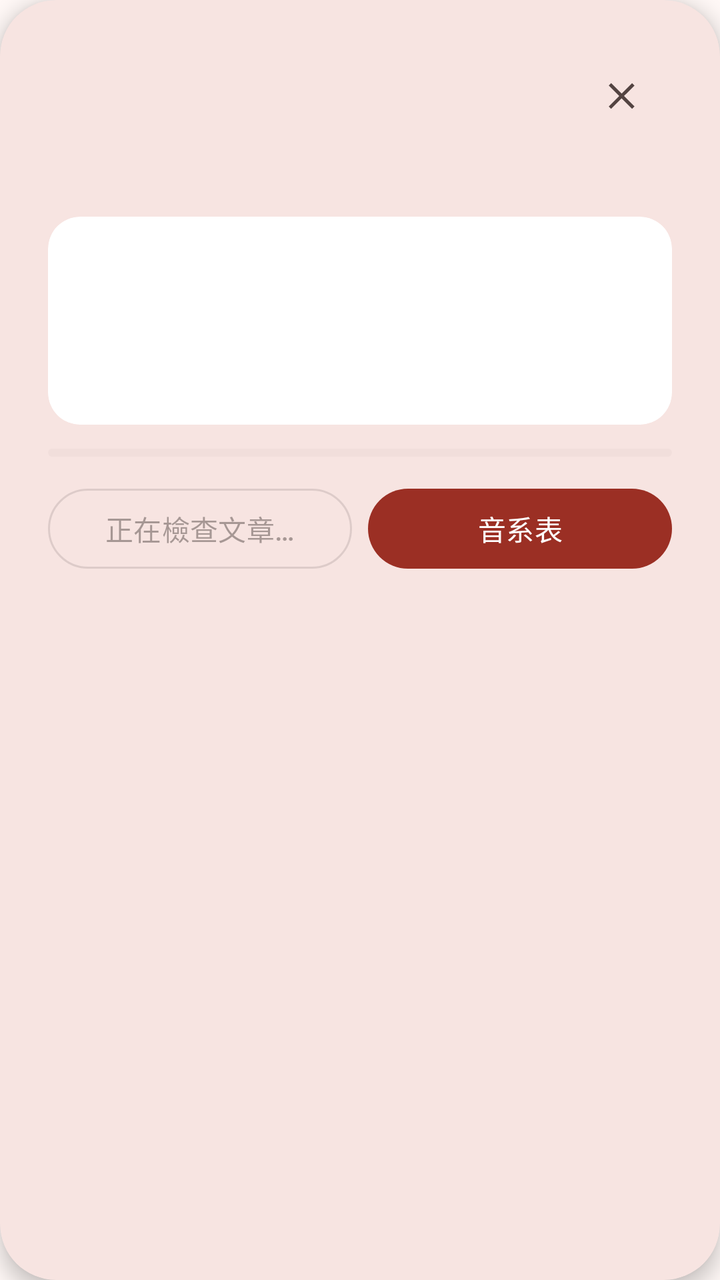
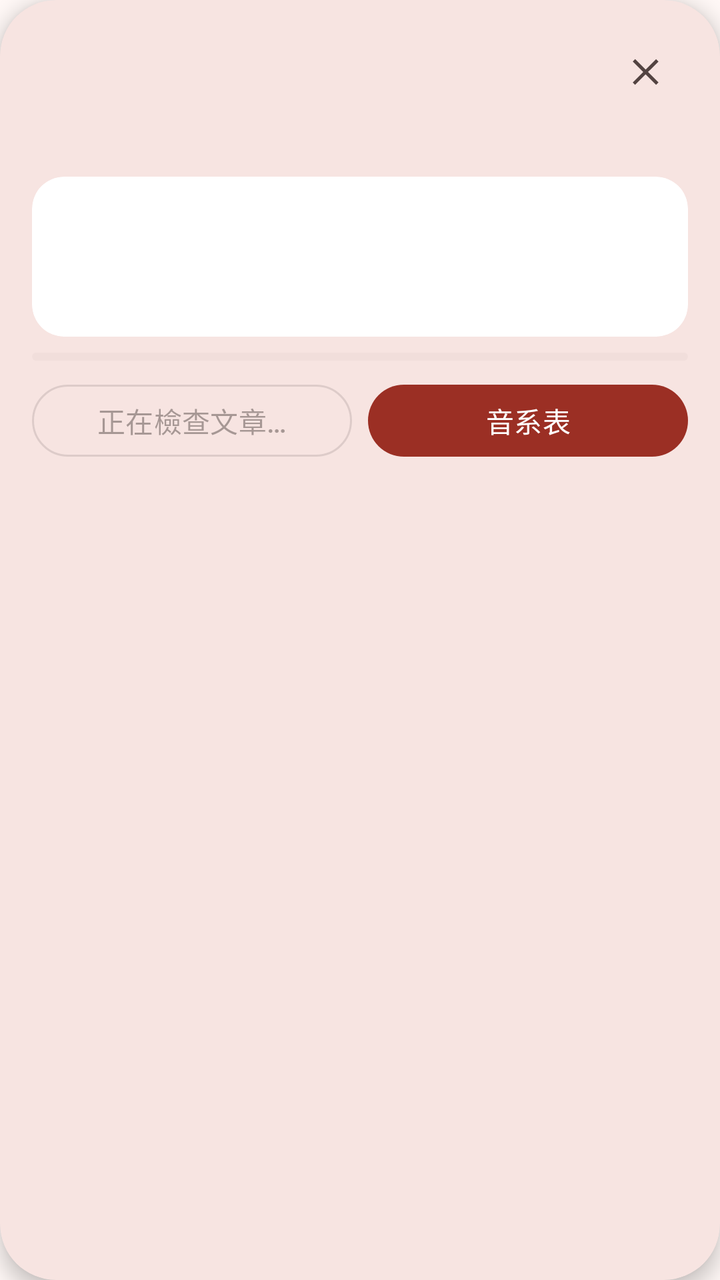

Two renders of the same Android screen: before a commit and after it. Below are the layout's source before the change and the commit's diff.
<!-- AndroidManifest.xml: application theme AppTheme -->
<!-- res/layout/dialog_location_info.xml -->
<?xml version="1.0" encoding="utf-8"?>
<com.google.android.material.card.MaterialCardView xmlns:android="http://schemas.android.com/apk/res/android"
    xmlns:app="http://schemas.android.com/apk/res-auto"
    android:id="@+id/location_card"
    style="@style/Widget.Material3.CardView.Filled"
    android:layout_width="match_parent"
    android:layout_height="wrap_content"
    android:minHeight="224dp"
    android:minWidth="300dp"
    app:cardBackgroundColor="?attr/colorSurfaceContainerHigh"
    app:cardCornerRadius="@dimen/dialog_corner_radius"
    app:cardElevation="6dp">

    <LinearLayout
        android:layout_width="match_parent"
        android:layout_height="wrap_content"
        android:orientation="vertical"
        android:padding="@dimen/space_xl">

        <LinearLayout
            android:layout_width="match_parent"
            android:layout_height="wrap_content"
            android:gravity="center_vertical"
            android:orientation="horizontal">

            <TextView
                android:id="@+id/location_title"
                android:layout_width="0dp"
                android:layout_height="wrap_content"
                android:layout_weight="1"
                android:textAppearance="@style/TextAppearance.Material3.HeadlineSmall"
                android:textColor="?attr/colorOnSurface" />

            <androidx.appcompat.widget.AppCompatImageButton
                android:id="@+id/location_close"
                android:layout_width="@dimen/touch_target"
                android:layout_height="@dimen/touch_target"
                android:background="?attr/selectableItemBackgroundBorderless"
                android:contentDescription="@string/location_close"
                android:padding="14dp"
                android:src="@drawable/ic_close_20"
                app:tint="?attr/colorOnSurfaceVariant" />

        </LinearLayout>

        <TextView
            android:id="@+id/location_redirect"
            android:layout_width="match_parent"
            android:layout_height="wrap_content"
            android:layout_marginTop="@dimen/space_xs"
            android:minHeight="16dp"
            android:textAppearance="@style/TextAppearance.Material3.BodySmall"
            android:textColor="?attr/colorOnSurfaceVariant"
            android:visibility="invisible" />

        <com.google.android.material.card.MaterialCardView
            style="@style/Widget.Material3.CardView.Filled"
            android:layout_width="match_parent"
            android:layout_height="wrap_content"
            android:layout_marginTop="@dimen/space_lg"
            app:cardBackgroundColor="?attr/colorSurfaceContainerLowest"
            app:cardCornerRadius="16dp"
            app:cardElevation="0dp">

            <LinearLayout
                android:layout_width="match_parent"
                android:layout_height="wrap_content"
                android:orientation="horizontal">

                <View
                    android:id="@+id/location_metadata_accent"
                    android:layout_width="5dp"
                    android:layout_height="match_parent"
                    android:minHeight="104dp" />

                <TextView
                    android:id="@+id/location_metadata"
                    android:layout_width="0dp"
                    android:layout_height="wrap_content"
                    android:layout_weight="1"
                    android:minHeight="104dp"
                    android:padding="@dimen/space_lg"
                    android:textAppearance="@style/TextAppearance.Material3.BodyMedium"
                    android:textColor="?attr/colorOnSurface"
                    android:textIsSelectable="true" />

            </LinearLayout>

        </com.google.android.material.card.MaterialCardView>

        <com.google.android.material.progressindicator.LinearProgressIndicator
            android:id="@+id/location_article_checking"
            android:layout_width="match_parent"
            android:layout_height="4dp"
            android:layout_marginTop="@dimen/space_md"
            android:indeterminate="true"
            app:indicatorColor="?attr/colorPrimary"
            app:trackColor="?attr/colorSurfaceContainerHighest"
            app:trackThickness="4dp" />

        <LinearLayout
            android:layout_width="match_parent"
            android:layout_height="wrap_content"
            android:layout_marginTop="@dimen/space_md"
            android:orientation="horizontal">

            <com.google.android.material.button.MaterialButton
                android:id="@+id/location_article"
                style="@style/Widget.Material3.Button.OutlinedButton"
                android:layout_width="0dp"
                android:layout_height="@dimen/touch_target"
                android:layout_weight="1"
                android:enabled="false"
                android:minWidth="0dp"
                android:paddingHorizontal="@dimen/space_sm"
                android:text="@string/location_article_checking"
                android:textAllCaps="false"
                android:textAppearance="@style/TextAppearance.Material3.LabelLarge" />

            <com.google.android.material.button.MaterialButton
                android:id="@+id/location_phonology"
                style="@style/Widget.Material3.Button"
                android:layout_width="0dp"
                android:layout_height="@dimen/touch_target"
                android:layout_marginStart="@dimen/space_sm"
                android:layout_weight="1"
                android:minWidth="0dp"
                android:paddingHorizontal="@dimen/space_sm"
                android:text="@string/location_phonology"
                android:textAllCaps="false"
                android:textAppearance="@style/TextAppearance.Material3.LabelLarge" />

        </LinearLayout>

    </LinearLayout>

</com.google.android.material.card.MaterialCardView>
<!-- resources referenced by this layout -->
<resources>
  <dimen name="dialog_corner_radius">28dp</dimen>
  <dimen name="space_lg">16dp</dimen>
  <dimen name="space_md">12dp</dimen>
  <dimen name="space_sm">8dp</dimen>
  <dimen name="space_xl">24dp</dimen>
  <dimen name="space_xs">4dp</dimen>
  <dimen name="touch_target">48dp</dimen>
  <!-- drawable ic_close_20 (drawable) -->
  <?xml version="1.0" encoding="utf-8"?>
  <vector xmlns:android="http://schemas.android.com/apk/res/android"
      android:width="20dp"
      android:height="20dp"
      android:viewportWidth="24"
      android:viewportHeight="24">
      <path
          android:fillColor="#FFFFFFFF"
          android:pathData="M18.3,5.71 12,12l6.3,6.29 -1.42,1.42L10.59,13.41 4.29,19.71 2.88,18.29 9.17,12 2.88,5.71 4.29,4.29 10.59,10.59 16.88,4.29z" />
  </vector>
  <string name="location_article_checking">正在檢查文章…</string>
  <string name="location_close">關閉</string>
  <string name="location_phonology">音系表</string>
  <color name="md_theme_light_primary">#9B2F24</color>
  <color name="md_theme_light_onPrimary">#FFFFFF</color>
  <color name="md_theme_light_primaryContainer">#FFDAD5</color>
  <color name="md_theme_light_onPrimaryContainer">#3F0502</color>
  <color name="md_theme_light_secondary">#775651</color>
  <color name="md_theme_light_onSecondary">#FFFFFF</color>
  <color name="md_theme_light_secondaryContainer">#FFDAD5</color>
  <color name="md_theme_light_onSecondaryContainer">#2C1512</color>
  <color name="md_theme_light_tertiary">#705C2E</color>
  <color name="md_theme_light_onTertiary">#FFFFFF</color>
  <color name="md_theme_light_tertiaryContainer">#FBDFA6</color>
  <color name="md_theme_light_onTertiaryContainer">#261A00</color>
  <color name="md_theme_light_error">#BA1A1A</color>
  <color name="md_theme_light_onError">#FFFFFF</color>
  <color name="md_theme_light_errorContainer">#FFDAD6</color>
  <color name="md_theme_light_onErrorContainer">#410002</color>
  <color name="md_theme_light_background">#FFF8F6</color>
  <color name="md_theme_light_onBackground">#231918</color>
  <color name="md_theme_light_surface">#FFF8F6</color>
  <color name="md_theme_light_onSurface">#231918</color>
  <color name="md_theme_light_surfaceVariant">#F5DDDA</color>
  <color name="md_theme_light_onSurfaceVariant">#534341</color>
  <color name="md_theme_light_outline">#857370</color>
  <color name="md_theme_light_outlineVariant">#D8C2BE</color>
  <color name="md_theme_light_surfaceContainerLowest">#FFFFFF</color>
  <color name="md_theme_light_surfaceContainerLow">#FFF1EE</color>
  <color name="md_theme_light_surfaceContainer">#FCEAE7</color>
  <color name="md_theme_light_surfaceContainerHigh">#F7E4E1</color>
  <color name="md_theme_light_surfaceContainerHighest">#F1DEDB</color>
  <style name="ThemeOverlay.Jyutdict.MaterialAlertDialog" parent="ThemeOverlay.Material3.MaterialAlertDialog">
          <item name="shapeAppearanceOverlay">@style/ShapeAppearanceOverlay.Jyutdict.Dialog</item>
      </style>
  <style name="Widget.Jyutdict.Toolbar" parent="Widget.Material3.Toolbar.Surface">
          <item name="android:minHeight">64dp</item>
          <item name="android:background">?attr/colorSurface</item>
          <item name="titleTextColor">?attr/colorOnSurface</item>
          <item name="subtitleTextColor">?attr/colorOnSurfaceVariant</item>
          <item name="navigationIconTint">?attr/colorOnSurfaceVariant</item>
          <item name="titleTextAppearance">@style/TextAppearance.Material3.TitleLarge</item>
          <item name="contentInsetStart">16dp</item>
          <item name="contentInsetEnd">8dp</item>
          <item name="contentInsetStartWithNavigation">8dp</item>
      </style>
  <style name="ShapeAppearanceOverlay.Jyutdict.Dialog" parent="">
          <item name="cornerFamily">rounded</item>
          <item name="cornerSize">28dp</item>
      </style>
  <!-- unchanged entries left out for length: 1 -->
</resources>

<!-- the commit's change to res/layout/dialog_location_info.xml (unified diff, before → after) -->
@@ -15,7 +15,7 @@
         android:layout_width="match_parent"
         android:layout_height="wrap_content"
         android:orientation="vertical"
-        android:padding="@dimen/space_xl">
+        android:padding="@dimen/space_lg">
 
         <LinearLayout
             android:layout_width="match_parent"
@@ -33,11 +33,11 @@
 
             <androidx.appcompat.widget.AppCompatImageButton
                 android:id="@+id/location_close"
-                android:layout_width="@dimen/touch_target"
-                android:layout_height="@dimen/touch_target"
+                android:layout_width="@dimen/compact_touch_target"
+                android:layout_height="@dimen/compact_touch_target"
                 android:background="?attr/selectableItemBackgroundBorderless"
                 android:contentDescription="@string/location_close"
-                android:padding="14dp"
+                android:padding="10dp"
                 android:src="@drawable/ic_close_20"
                 app:tint="?attr/colorOnSurfaceVariant" />
 
@@ -57,7 +57,7 @@
             style="@style/Widget.Material3.CardView.Filled"
             android:layout_width="match_parent"
             android:layout_height="wrap_content"
-            android:layout_marginTop="@dimen/space_lg"
+            android:layout_marginTop="@dimen/space_md"
             app:cardBackgroundColor="?attr/colorSurfaceContainerLowest"
             app:cardCornerRadius="16dp"
             app:cardElevation="0dp">
@@ -71,15 +71,15 @@
                     android:id="@+id/location_metadata_accent"
                     android:layout_width="5dp"
                     android:layout_height="match_parent"
-                    android:minHeight="104dp" />
+                    android:minHeight="80dp" />
 
                 <TextView
                     android:id="@+id/location_metadata"
                     android:layout_width="0dp"
                     android:layout_height="wrap_content"
                     android:layout_weight="1"
-                    android:minHeight="104dp"
-                    android:padding="@dimen/space_lg"
+                    android:minHeight="80dp"
+                    android:padding="@dimen/space_md"
                     android:textAppearance="@style/TextAppearance.Material3.BodyMedium"
                     android:textColor="?attr/colorOnSurface"
                     android:textIsSelectable="true" />
@@ -92,7 +92,7 @@
             android:id="@+id/location_article_checking"
             android:layout_width="match_parent"
             android:layout_height="4dp"
-            android:layout_marginTop="@dimen/space_md"
+            android:layout_marginTop="@dimen/space_sm"
             android:indeterminate="true"
             app:indicatorColor="?attr/colorPrimary"
             app:trackColor="?attr/colorSurfaceContainerHighest"
@@ -101,14 +101,14 @@
         <LinearLayout
             android:layout_width="match_parent"
             android:layout_height="wrap_content"
-            android:layout_marginTop="@dimen/space_md"
+            android:layout_marginTop="@dimen/space_sm"
             android:orientation="horizontal">
 
             <com.google.android.material.button.MaterialButton
                 android:id="@+id/location_article"
                 style="@style/Widget.Material3.Button.OutlinedButton"
                 android:layout_width="0dp"
-                android:layout_height="@dimen/touch_target"
+                android:layout_height="44dp"
                 android:layout_weight="1"
                 android:enabled="false"
                 android:minWidth="0dp"
@@ -121,7 +121,7 @@
                 android:id="@+id/location_phonology"
                 style="@style/Widget.Material3.Button"
                 android:layout_width="0dp"
-                android:layout_height="@dimen/touch_target"
+                android:layout_height="44dp"
                 android:layout_marginStart="@dimen/space_sm"
                 android:layout_weight="1"
                 android:minWidth="0dp"
<!-- resource entries referenced after the edit -->
@@ -1,12 +1,11 @@
 <!-- resources referenced by this layout -->
 <resources>
+  <dimen name="compact_touch_target">40dp</dimen>
   <dimen name="dialog_corner_radius">28dp</dimen>
   <dimen name="space_lg">16dp</dimen>
   <dimen name="space_md">12dp</dimen>
   <dimen name="space_sm">8dp</dimen>
-  <dimen name="space_xl">24dp</dimen>
   <dimen name="space_xs">4dp</dimen>
-  <dimen name="touch_target">48dp</dimen>
   <!-- drawable ic_close_20 (drawable) -->
   <?xml version="1.0" encoding="utf-8"?>
   <vector xmlns:android="http://schemas.android.com/apk/res/android"
@@ -54,14 +53,15 @@
           <item name="shapeAppearanceOverlay">@style/ShapeAppearanceOverlay.Jyutdict.Dialog</item>
       </style>
   <style name="Widget.Jyutdict.Toolbar" parent="Widget.Material3.Toolbar.Surface">
-          <item name="android:minHeight">64dp</item>
+          <item name="android:minHeight">56dp</item>
           <item name="android:background">?attr/colorSurface</item>
           <item name="titleTextColor">?attr/colorOnSurface</item>
           <item name="subtitleTextColor">?attr/colorOnSurfaceVariant</item>
           <item name="navigationIconTint">?attr/colorOnSurfaceVariant</item>
           <item name="titleTextAppearance">@style/TextAppearance.Material3.TitleLarge</item>
-          <item name="contentInsetStart">16dp</item>
-          <item name="contentInsetEnd">8dp</item>
+          <item name="subtitleTextAppearance">@style/TextAppearance.Material3.BodySmall</item>
+          <item name="contentInsetStart">12dp</item>
+          <item name="contentInsetEnd">4dp</item>
           <item name="contentInsetStartWithNavigation">8dp</item>
       </style>
   <style name="ShapeAppearanceOverlay.Jyutdict.Dialog" parent="">
